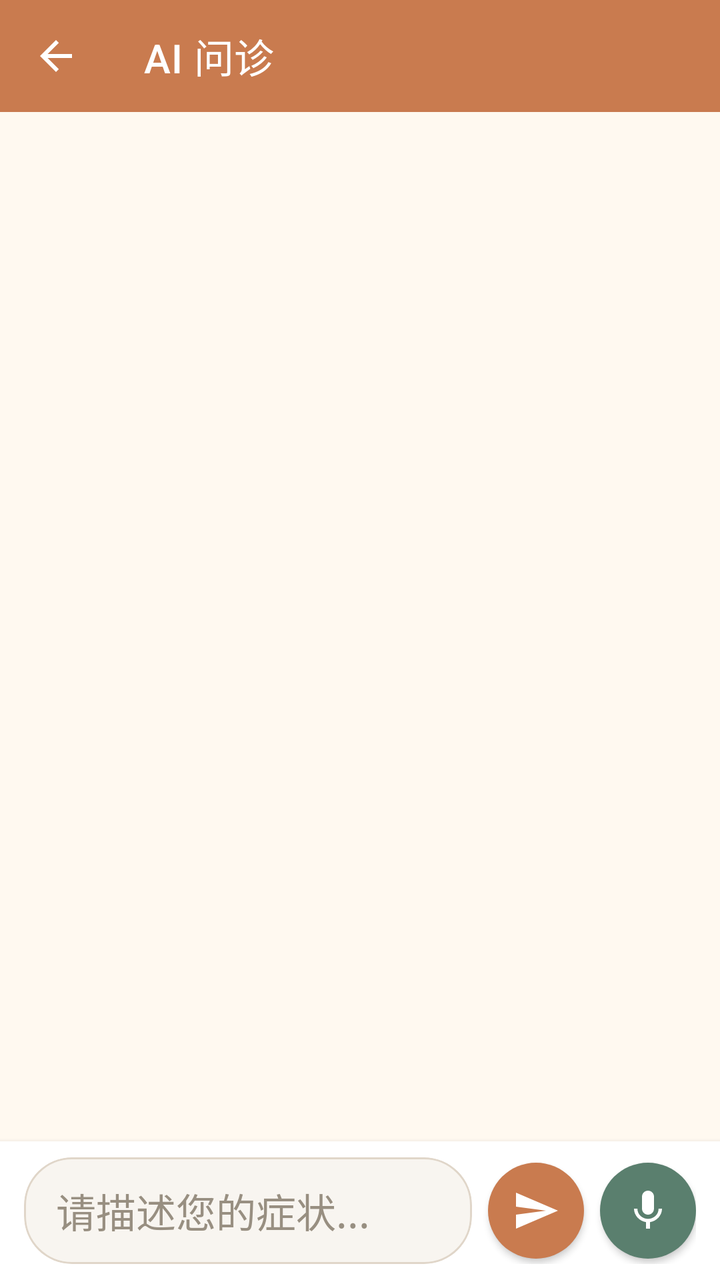
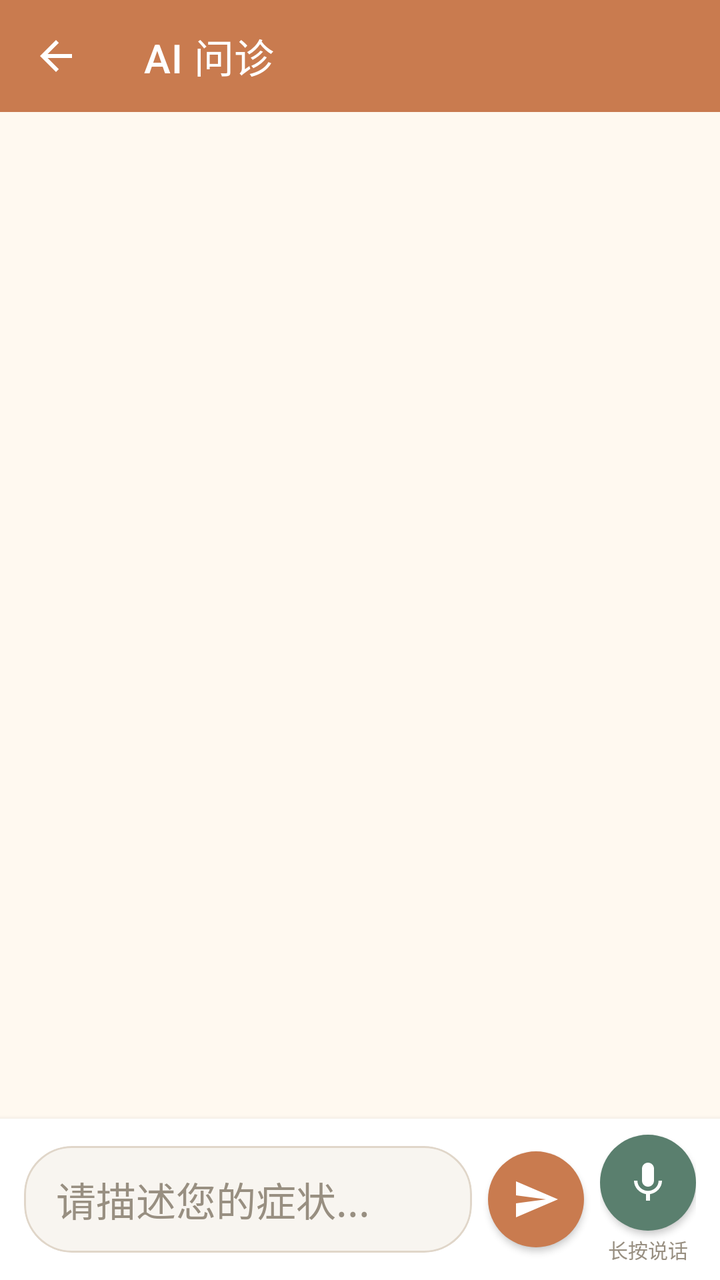

Before-and-after screenshots of an Android layout around one commit, followed by the original layout XML and the change that was made.
<!-- AndroidManifest.xml: application theme Theme.YinFuApp -->
<!-- res/layout/fragment_ai_diagnosis.xml -->
<?xml version="1.0" encoding="utf-8"?>
<LinearLayout
    xmlns:android="http://schemas.android.com/apk/res/android"
    xmlns:app="http://schemas.android.com/apk/res-auto"
    android:layout_width="match_parent"
    android:layout_height="match_parent"
    android:orientation="vertical"
    android:background="@color/bg_page">

    <com.google.android.material.appbar.MaterialToolbar
        android:id="@+id/toolbar"
        android:layout_width="match_parent"
        android:layout_height="?attr/actionBarSize"
        android:background="@color/primary"
        app:navigationIcon="@drawable/back"
        app:navigationIconTint="@color/white"
        app:title="@string/ai_diagnosis"
        app:titleTextColor="@color/white"/>

    <androidx.recyclerview.widget.RecyclerView
        android:id="@+id/chat_recycler_view"
        android:layout_width="match_parent"
        android:layout_height="0dp"
        android:layout_weight="1"
        android:paddingHorizontal="@dimen/spacing_md"
        android:paddingBottom="@dimen/spacing_sm"/>

    <LinearLayout
        android:layout_width="match_parent"
        android:layout_height="wrap_content"
        android:orientation="horizontal"
        android:paddingHorizontal="12dp"
        android:paddingVertical="8dp"
        android:background="@color/card_background"
        android:elevation="4dp"
        android:gravity="center_vertical">

        <com.google.android.material.card.MaterialCardView
            android:layout_width="0dp"
            android:layout_height="wrap_content"
            android:layout_weight="1"
            app:cardBackgroundColor="@color/bg_light"
            app:cardCornerRadius="24dp"
            app:cardElevation="0dp"
            app:strokeWidth="1dp"
            app:strokeColor="@color/border">

            <EditText
                android:id="@+id/message_input"
                android:layout_width="match_parent"
                android:layout_height="wrap_content"
                android:paddingHorizontal="16dp"
                android:paddingVertical="12dp"
                android:textSize="@dimen/font_size_md"
                android:textColor="@color/text_primary"
                android:textColorHint="@color/text_hint"
                android:hint="请描述您的症状..."
                android:background="@android:color/transparent"
                android:inputType="textMultiLine"
                android:maxLines="4"
                android:minLines="1"/>

        </com.google.android.material.card.MaterialCardView>

        <com.google.android.material.button.MaterialButton
            android:id="@+id/send_button"
            android:layout_width="48dp"
            android:layout_height="48dp"
            android:layout_marginStart="8dp"
            android:insetTop="0dp"
            android:insetBottom="0dp"
            app:icon="@drawable/send_message"
            app:iconGravity="textStart"
            app:iconPadding="0dp"
            app:iconSize="24dp"
            app:backgroundTint="@color/primary"
            app:cornerRadius="24dp"/>

        <com.google.android.material.button.MaterialButton
            android:id="@+id/voice_button"
            android:layout_width="48dp"
            android:layout_height="48dp"
            android:layout_marginStart="8dp"
            android:insetTop="0dp"
            android:insetBottom="0dp"
            app:icon="@drawable/ic_mic"
            app:iconGravity="textStart"
            app:iconPadding="0dp"
            app:iconSize="24dp"
            app:backgroundTint="@color/secondary"
            app:cornerRadius="24dp"/>

    </LinearLayout>

</LinearLayout>
<!-- resources referenced by this layout -->
<resources>
  <color name="bg_light">#F8F5F0</color>
  <color name="bg_page">#FFF9F0</color>
  <color name="border">#E0D6C9</color>
  <color name="card_background">#FFFFFF</color>
  <color name="primary">#C97B4F</color>
  <color name="secondary">#5A7F6E</color>
  <color name="text_hint">#988F81</color>
  <color name="text_primary">#2D261E</color>
  <color name="white">#FFFFFF</color>
  <dimen name="font_size_md">20sp</dimen>
  <dimen name="spacing_md">20dp</dimen>
  <dimen name="spacing_sm">12dp</dimen>
  <!-- drawable back (drawable) -->
  <?xml version="1.0" encoding="utf-8"?>
  <vector xmlns:android="http://schemas.android.com/apk/res/android"
      android:width="24dp"
      android:height="24dp"
      android:viewportWidth="24"
      android:viewportHeight="24">
      <path
          android:fillColor="#FFFFFF"
          android:pathData="M20,11H7.83l5.59,-5.59L12,4l-8,8 8,8 1.41,-1.41L7.83,13H20v-2z"/>
  </vector>
  <!-- drawable ic_mic (drawable) -->
  <?xml version="1.0" encoding="utf-8"?>
  <vector xmlns:android="http://schemas.android.com/apk/res/android"
      android:width="24dp"
      android:height="24dp"
      android:viewportWidth="24"
      android:viewportHeight="24">
      <path
          android:fillColor="#FFFFFF"
          android:pathData="M12,14c1.66,0 2.99,-1.34 2.99,-3L15,5c0,-1.66 -1.34,-3 -3,-3S9,3.34 9,5v6c0,1.66 1.34,3 3,3zM17.3,11c0,3 -2.54,5.1 -5.3,5.1S6.7,14 6.7,11H5c0,3.41 2.72,6.23 6,6.72V21h2v-3.28c3.28,-0.48 6,-3.3 6,-6.72h-1.7z"/>
  </vector>
  <!-- drawable send_message (drawable) -->
  <?xml version="1.0" encoding="utf-8"?>
  <vector xmlns:android="http://schemas.android.com/apk/res/android"
      android:width="24dp"
      android:height="24dp"
      android:viewportWidth="24"
      android:viewportHeight="24">
      <path
          android:fillColor="#FFFFFF"
          android:pathData="M2.01,21L23,12 2.01,3 2,10l15,2 -15,2z"/>
  </vector>
  <string name="ai_diagnosis">AI 问诊</string>
  <style name="Theme.YinFuApp" parent="Theme.MaterialComponents.DayNight.NoActionBar">
          <item name="colorPrimary">@color/primary</item>
          <item name="colorPrimaryDark">@color/primary_dark</item>
          <item name="colorAccent">@color/accent</item>
          <item name="android:windowBackground">@color/bg_page</item>
          <item name="android:statusBarColor">@android:color/transparent</item>
          <item name="android:navigationBarColor">@android:color/transparent</item>
          <item name="android:windowLightStatusBar">false</item>
          <item name="android:windowSoftInputMode">adjustPan</item>
      </style>
  <color name="primary_dark">#B96B3F</color>
  <color name="accent">#B5544B</color>
</resources>

<!-- the commit's change to res/layout/fragment_ai_diagnosis.xml (unified diff, before → after) -->
@@ -76,19 +76,38 @@
             app:backgroundTint="@color/primary"
             app:cornerRadius="24dp"/>
 
-        <com.google.android.material.button.MaterialButton
-            android:id="@+id/voice_button"
-            android:layout_width="48dp"
-            android:layout_height="48dp"
+        <LinearLayout
+            android:id="@+id/voice_button_container"
+            android:layout_width="wrap_content"
+            android:layout_height="wrap_content"
             android:layout_marginStart="8dp"
-            android:insetTop="0dp"
-            android:insetBottom="0dp"
-            app:icon="@drawable/ic_mic"
-            app:iconGravity="textStart"
-            app:iconPadding="0dp"
-            app:iconSize="24dp"
-            app:backgroundTint="@color/secondary"
-            app:cornerRadius="24dp"/>
+            android:orientation="vertical"
+            android:gravity="center">
+
+            <com.google.android.material.button.MaterialButton
+                android:id="@+id/voice_button"
+                android:layout_width="48dp"
+                android:layout_height="48dp"
+                android:insetTop="0dp"
+                android:insetBottom="0dp"
+                app:icon="@drawable/ic_mic"
+                app:iconGravity="textStart"
+                app:iconPadding="0dp"
+                app:iconSize="24dp"
+                app:backgroundTint="@color/secondary"
+                app:cornerRadius="24dp"/>
+
+            <TextView
+                android:id="@+id/voice_hint"
+                android:layout_width="wrap_content"
+                android:layout_height="wrap_content"
+                android:layout_marginTop="2dp"
+                android:text="长按说话"
+                android:textSize="10sp"
+                android:textColor="@color/text_hint"
+                android:visibility="visible"/>
+
+        </LinearLayout>
 
     </LinearLayout>
 
